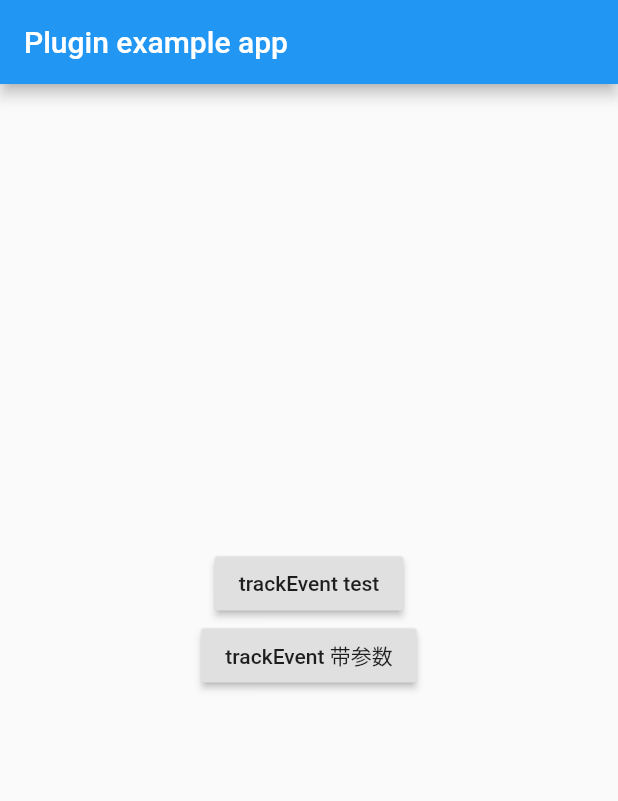
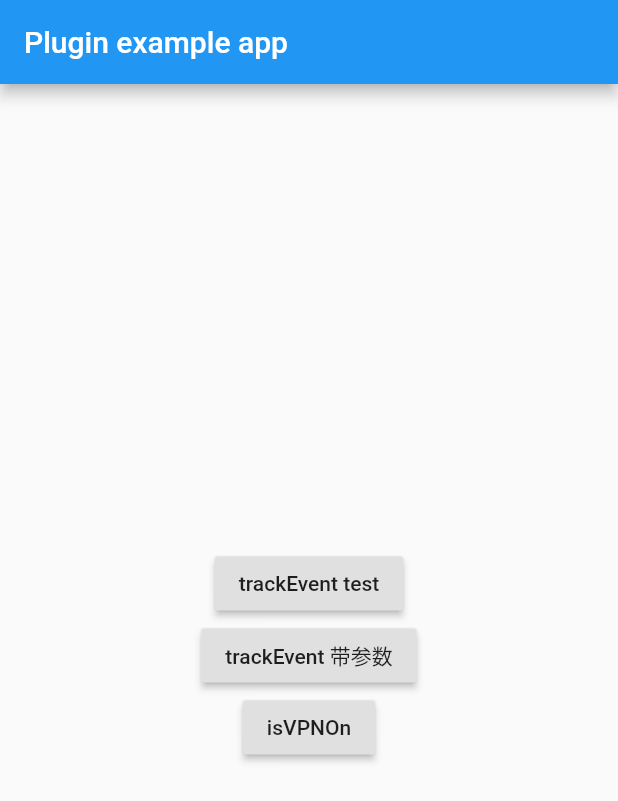
Before and after one commit to long51xy/flutter_plugin_qq_mta, a Flutter app: the screen it shows after launch, on a phone screen of 412 x 824 dp. Shown: the top 801 px of the screen. Run offline on Flutter 3.47's test engine with Material 2 defaults, Android fonts, the phone set to English and light mode, and no system bars.

Commit message:
0.1.2提交

```diff
--- a/example/lib/main.dart
+++ b/example/lib/main.dart
@@ -34,16 +34,24 @@ class _MyAppState extends State<MyApp> {
               crossAxisAlignment: CrossAxisAlignment.center,
               children: [
                 RaisedButton(
-                  onPressed: (){
+                  onPressed: () {
                     _qqMta.trackEvent("test");
                   },
                   child: Text("trackEvent test"),
                 ),
                 RaisedButton(
-                  onPressed: (){
-                    _qqMta.trackEvent("test2", parameters:{'a':'a', 'b':'b'});
+                  onPressed: () {
+                    _qqMta
+                        .trackEvent("test2", parameters: {'a': 'a', 'b': 'b'});
                   },
                   child: Text("trackEvent 带参数"),
+                ),
+                RaisedButton(
+                  onPressed: () async {
+                    bool isVPNOn = await _qqMta.isVPNOn();
+                    print(isVPNOn);
+                  },
+                  child: Text("isVPNOn"),
                 ),
               ],
             ),
--- a/lib/qq_mta.dart
+++ b/lib/qq_mta.dart
@@ -1,8 +1,7 @@
 import 'package:flutter/services.dart';
 
 class QqMta {
-  static const MethodChannel _channel =
-      const MethodChannel('qq_mta');
+  static const MethodChannel _channel = const MethodChannel('qq_mta');
 
   void init({bool debugEnabled, String iosAppKey, String iosAppChannel}) async {
     Map<String, dynamic> options = {};
@@ -26,4 +25,9 @@ class QqMta {
     }
     await _channel.invokeMethod('trackEvent', options);
   }
+
+  Future<bool> isVPNOn() async {
+    final bool result = await _channel.invokeMethod('isVPNOn');
+    return result;
+  }
 }
--- a/pubspec.yaml
+++ b/pubspec.yaml
@@ -1,6 +1,6 @@
 name: qq_mta
 description: 腾讯统计mta flutter sdk
-version: 0.1.1
+version: 0.1.2
 author: zhaolong <zhaoyuen123@126.com>
 homepage: https://github.com/long51xy/flutter_plugin_qq_mta
 
```
Also changed, not shown: 3 other files.
